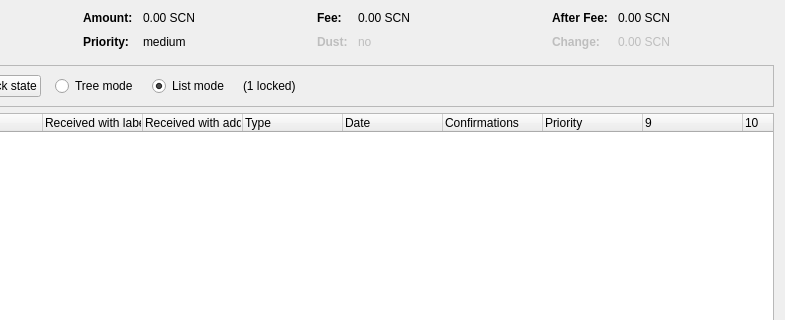
This is src/qt/forms/coincontroldialog.ui in Salvage-Ex/Salvage as Qt 5 draws it before an edit; both pictures show x 169 to 954 and y 0 to 320 of the 954 by 500 pixel window. The edited form follows.
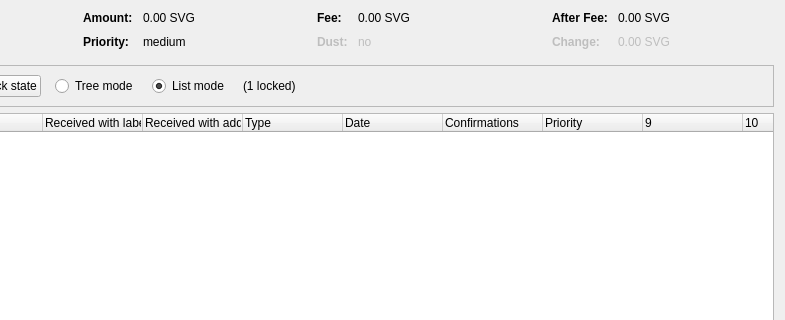
This is the edited form. Custom widgets are drawn as their Qt base class.

Diff of the .ui file:
```diff
--- a/src/qt/forms/coincontroldialog.ui
+++ b/src/qt/forms/coincontroldialog.ui
@@ -132,7 +132,7 @@
           <enum>Qt::ActionsContextMenu</enum>
          </property>
          <property name="text">
-          <string notr="true">0.00 SCN</string>
+          <string notr="true">0.00 SVG</string>
          </property>
          <property name="textInteractionFlags">
           <set>Qt::LinksAccessibleByMouse|Qt::TextSelectableByKeyboard|Qt::TextSelectableByMouse</set>
@@ -206,7 +206,7 @@
           <enum>Qt::ActionsContextMenu</enum>
          </property>
          <property name="text">
-          <string notr="true">0.00 SCN</string>
+          <string notr="true">0.00 SVG</string>
          </property>
          <property name="textInteractionFlags">
           <set>Qt::LinksAccessibleByMouse|Qt::TextSelectableByKeyboard|Qt::TextSelectableByMouse</set>
@@ -286,7 +286,7 @@
           <enum>Qt::ActionsContextMenu</enum>
          </property>
          <property name="text">
-          <string notr="true">0.00 SCN</string>
+          <string notr="true">0.00 SVG</string>
          </property>
          <property name="textInteractionFlags">
           <set>Qt::LinksAccessibleByMouse|Qt::TextSelectableByKeyboard|Qt::TextSelectableByMouse</set>
@@ -321,7 +321,7 @@
           <enum>Qt::ActionsContextMenu</enum>
          </property>
          <property name="text">
-          <string notr="true">0.00 SCN</string>
+          <string notr="true">0.00 SVG</string>
          </property>
          <property name="textInteractionFlags">
           <set>Qt::LinksAccessibleByMouse|Qt::TextSelectableByKeyboard|Qt::TextSelectableByMouse</set>
```
